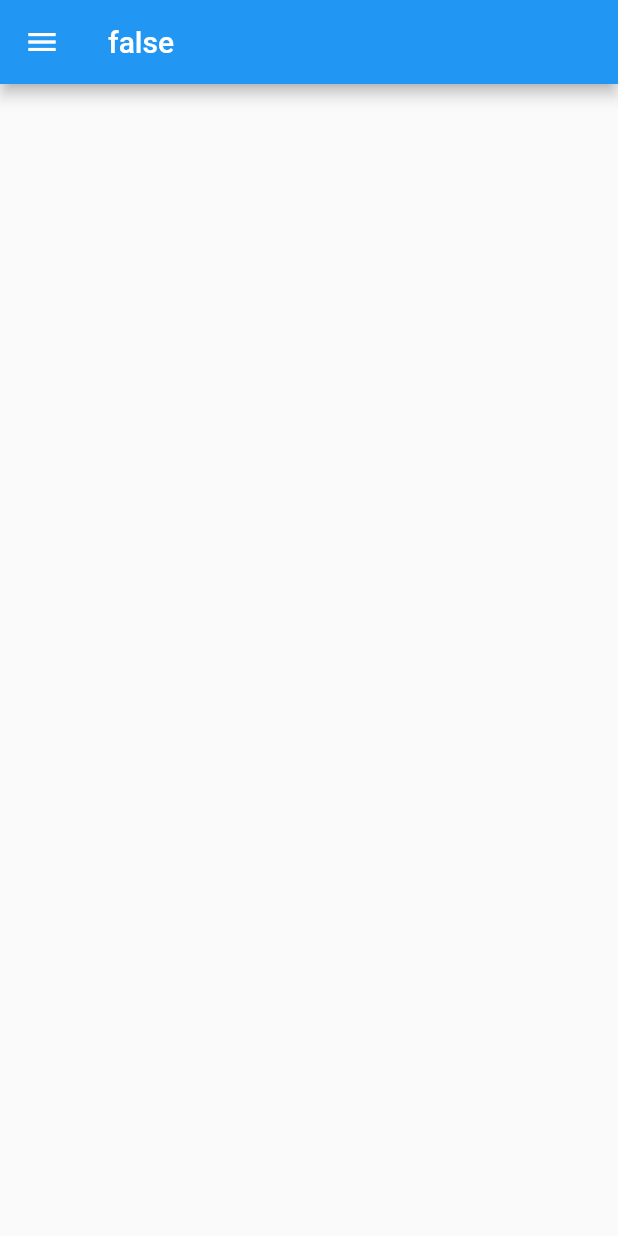
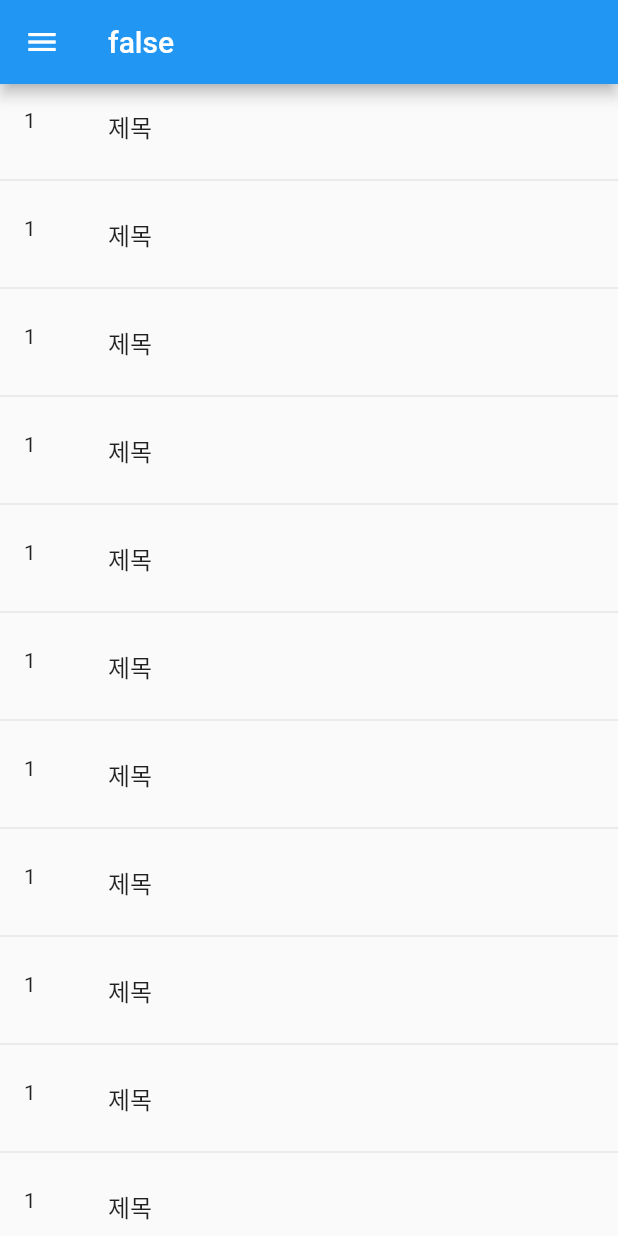
Before and after one commit to hhmkorea/flutter_blog, a Flutter app: the HomePage screen opened directly, on a phone screen of 412 x 824 dp. Run offline on Flutter 3.47's test engine with Material 2 defaults, Android fonts, the phone set to English and light mode, and no system bars; our stand-ins replace get, validators; network calls fail.

Commit message:
UTF-8 걷어냄

```diff
--- a/lib/controller/dto/CMRespDto.dart
+++ b/lib/controller/dto/CMRespDto.dart
@@ -1,3 +1,4 @@
+/*
 // 에러나서 주석처리, 그냥 UTF-8 잘됨.
 
 
@@ -19,3 +20,4 @@ class CMRespDto {
         msg = json["msg"],
         data = json["data"];
 }
+*/
--- a/lib/controller/post_controller.dart
+++ b/lib/controller/post_controller.dart
@@ -7,7 +7,10 @@ class PostController extends GetxController {
   final PostRepository _postRepository = PostRepository();
   final posts = <Post>[].obs;
 
-  // alt + Insert > Overrride Method > onInit()
+  void findAll() {
+    _postRepository.findAll();
+  }
+/*  // alt + Insert > Overrride Method > onInit()
   @override
   void onInit() {
     super.onInit();
@@ -18,5 +21,5 @@ class PostController extends GetxController {
   Future<void> findAll() async {
     List<Post> posts = await _postRepository.findAll();
     this.posts.value = posts;
-  }
+  }*/
 }
--- a/lib/domain/post/post_repository.dart
+++ b/lib/domain/post/post_repository.dart
@@ -5,7 +5,7 @@ import 'package:flutter_blog/util/convert_utf8.dart';
 import 'package:get/get.dart';
 
 // 통신을 호출해서 응답되는 데이터를 예쁘게 가공! => json => Dart 오브젝트
-/*
+
 class PostRepository {
   final PostProvider _postProvider = PostProvider();
 
@@ -13,9 +13,10 @@ class PostRepository {
     Response response = await _postProvider
         .findAll(); // data를 Map 타입으로 await로 기다림.
     dynamic body = response.body;
-    //print(body);
+    print(body);
   }
-}*/
+}
+/*
 
 // 에러나서 주석처리, 그냥 UTF-8 잘됨.
 class PostRepository {
@@ -42,3 +43,4 @@ class PostRepository {
     }
   }
 }
+*/
--- a/lib/util/convert_utf8.dart
+++ b/lib/util/convert_utf8.dart
@@ -1,3 +1,4 @@
+/*
 import 'dart:convert';
 
 dynamic convertUtf8ToObject(dynamic body) {
@@ -6,4 +7,4 @@ dynamic convertUtf8ToObject(dynamic body) {
   String responseBody = jsonEncode(body); // json 데이터로 변경
   dynamic converBody = jsonDecode(utf8.decode(responseBody.codeUnits));
   return converBody;
-}
+}*/
--- a/lib/view/pages/post/home_page.dart
+++ b/lib/view/pages/post/home_page.dart
@@ -23,7 +23,7 @@ class HomePage extends StatelessWidget {
       [GETX] Instance "PostController" has been initialized    */
 
     PostController p = Get.put(PostController());
-    //p.findAll();
+    p.findAll();
 
     return Scaffold(
       drawer: _navigation(context),  // default로 뒤로가기 버튼 있음, 메뉴 draw로 넣음
@@ -36,21 +36,37 @@ class HomePage extends StatelessWidget {
            Obx() : 컨트롤러 상태가 변경이 되면 자동으로 업데이트 됨.
         */
       ),
-      body: Obx(() => ListView.separated(
-        itemCount: p.posts.length,
+      body: ListView.separated(
+        itemCount: 20, // p.posts.length,
         itemBuilder: (context, index) {
           return ListTile(
             onTap: () {
               Get.to(DetailPage(index), arguments: "arguments 속성 테스트");
             },
-            title: Text("${p.posts[index].title}"),
-            leading: Text("${p.posts[index].id}"),
+            title: Text("제목"),// Text("${p.posts[index].title}"),
+            leading: Text("1"),// Text("${p.posts[index].id}"),
           );
         },
         separatorBuilder: (context, index) {
           return Divider();
         },
-      )),
+      /*
+      body: Obx(() => ListView.separated(
+        itemCount: 20, // p.posts.length,
+        itemBuilder: (context, index) {
+          return ListTile(
+            onTap: () {
+              Get.to(DetailPage(index), arguments: "arguments 속성 테스트");
+            },
+            title: Text("제목"),// Text("${p.posts[index].title}"),
+            leading: Text("1"),// Text("${p.posts[index].id}"),
+          );
+        },
+        separatorBuilder: (context, index) {
+          return Divider();
+        },
+      ),*/
+      ),
     );
   }
 
```
